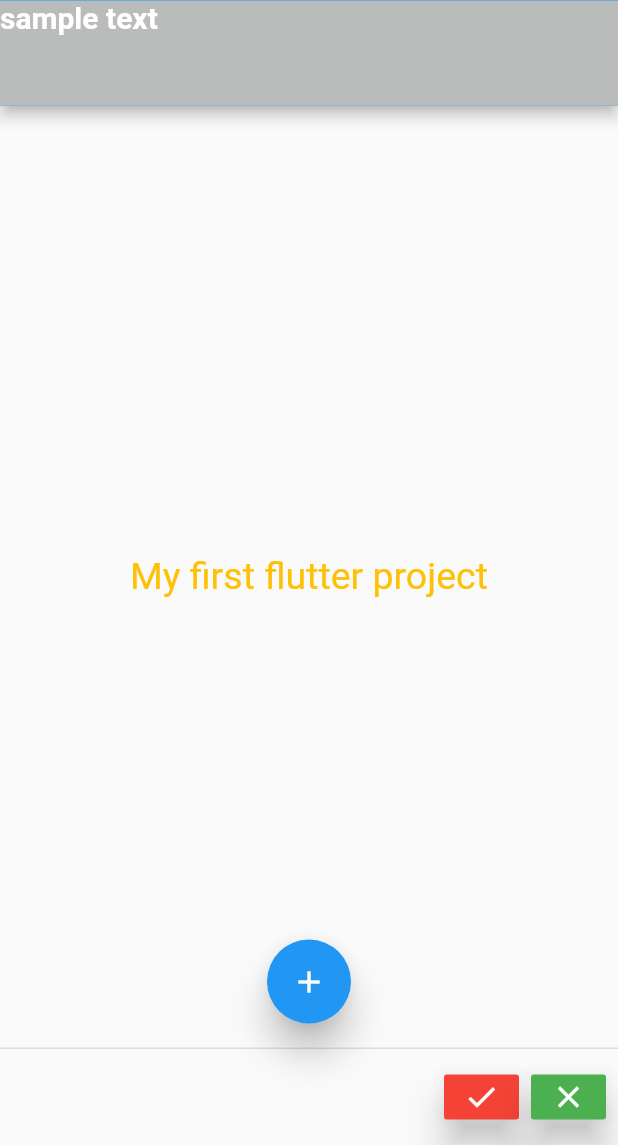
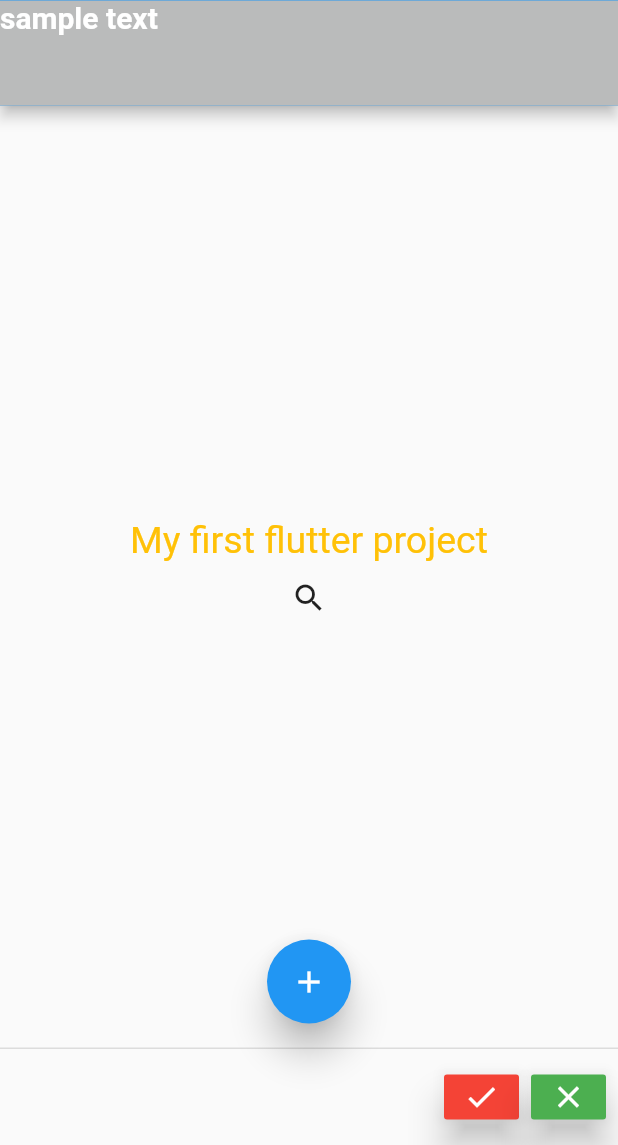
Before and after one commit to sudha-mediwave/flutterlearning, a Flutter app: the screen it shows after launch, on a phone screen of 412 x 824 dp, the part 91-1236 px from its top. Run offline on Flutter 3.47's test engine with Material 2 defaults, Android fonts, the phone set to English and light mode, and no system bars.

```diff
--- /dev/null
+++ b/lib/MyApp.dart
@@ -0,0 +1,121 @@
+import 'package:flutter/material.dart';
+import 'package:flutterlearning/pages/DrawerMenuDemo.dart';
+
+import 'pages/IconButtonExample.dart';
+
+class MyApp extends StatefulWidget {
+  @override
+  _MyAppState createState() => _MyAppState();
+}
+
+class _MyAppState extends State<MyApp> {
+  @override
+  Widget build(BuildContext context) {
+    return Scaffold(
+      appBar: AppBar(
+        // leading: IconButton(icon: Icon(Icons.menu),
+        // onPressed: (){
+        // print('icon click');
+        // },
+        // ),
+        title: const Text('My Flutter'),
+        actions: <Widget>[
+          IconButton(
+            icon: const Icon(Icons.search),
+            onPressed: () {
+              print('click search icon');
+            },
+          ),
+          IconButton(
+            icon: const Icon(Icons.circle_notifications),
+            onPressed: () {
+              print('click search icon');
+            },
+          ),
+        ],
+//         flexibleSpace: SafeArea(
+//           child: icon(
+// Icons.access_alarm_rounded,
+// Color: colors.white,
+// Size(55.0),
+//           ),
+//         ),
+        bottom: PreferredSize(
+          preferredSize: const Size.fromHeight(75.0),
+          child: Container(
+            color: const Color.fromARGB(255, 186, 187, 187),
+            height: 70.0,
+            width: double.infinity,
+            child: const Text(
+              'sample text',
+              style: TextStyle(
+                color: Colors.white,
+                fontSize: 20.0,
+                fontWeight: FontWeight.w600,
+              ),
+            ),
+          ),
+        ),
+      ),
+      body: const Center(
+        child: Column(
+          mainAxisAlignment: MainAxisAlignment.center,
+          children: [
+            Text(
+              'My first flutter project',
+              style: TextStyle(fontSize: 25.0, color: Colors.amber),
+            ),
+            IconButtonExample()
+          ],
+        ),
+      ),
+      floatingActionButton: FloatingActionButton(
+        elevation: 10.0,
+        child: const Icon(
+          Icons.add,
+          color: Colors.white,
+        ),
+        onPressed: () {
+          print('add next page');
+        },
+      ),
+      floatingActionButtonLocation: FloatingActionButtonLocation.centerFloat,
+      drawer: const DrawerMenuDemo(),
+      persistentFooterButtons: <Widget>[
+        MaterialButton(
+          elevation: 10.0,
+          onPressed: () {},
+          color: Colors.red,
+          minWidth: 50.0,
+          height: 30.0,
+          padding: EdgeInsets.zero,
+          child: const Icon(
+            Icons.done,
+            color: Colors.white,
+          ),
+        ),
+        MaterialButton(
+          elevation: 10.0,
+          onPressed: () {},
+          color: Colors.green,
+          minWidth: 50.0,
+          height: 30.0,
+          padding: EdgeInsets.zero,
+          child: const Icon(
+            Icons.clear,
+            color: Colors.white,
+          ),
+        ),
+      ],
+// bottomNavigationBar: BottomNavigationBar(items: [
+//   BottomNavigationBarItem(icon: Icon(Icons.home),
+
+//   ),
+//  BottomNavigationBarItem(icon: Icon(Icons.home),
+//   ),
+//    BottomNavigationBarItem(icon: Icon(Icons.home),
+//   ),
+// ]),
+    );
+  }
+}
--- a/lib/main.dart
+++ b/lib/main.dart
@@ -1,117 +1,9 @@
 import 'package:flutter/material.dart';
-import 'package:flutterlearning/pages/DrawerMenuDemo.dart';
-// import 'package:flutterlearning/pages/IconButton.dart';
+import 'package:flutterlearning/MyApp.dart';
 
-
-void main() => runApp(MaterialApp(
-      home: MyApp(),
-      debugShowCheckedModeBanner: false,
-    ));
-
-class MyApp extends StatefulWidget {
-  @override
-  _MyAppState createState() => _MyAppState();
-}
-
-class _MyAppState extends State<MyApp> {
-  @override
-  Widget build(BuildContext context) {
-    return Scaffold(
-      appBar: AppBar(
-        // leading: IconButton(icon: Icon(Icons.menu),
-        // onPressed: (){
-        // print('icon click');
-        // },
-        // ),
-        title: const Text('My Flutter'),
-        actions: <Widget>[
-          IconButton(
-            icon: const Icon(Icons.search),
-            onPressed: () {
-              print('click search icon');
-            },
-          ),
-
-          IconButton(
-            icon: const Icon(Icons.circle_notifications),
-            onPressed: () {
-              print('click search icon');
-            },
-          ),
-        ],
-//         flexibleSpace: SafeArea(
-//           child: icon(
-// Icons.access_alarm_rounded,
-// Color: colors.white,
-// Size(55.0),
-//           ),
-//         ),
-        bottom: PreferredSize(
-          preferredSize: const Size.fromHeight(75.0),
-          child: Container(
-            color: const Color.fromARGB(255, 186, 187, 187),
-            height: 70.0,
-            width: double.infinity,
-            child: const Text('sample text',
-                style: TextStyle(
-                    color: Colors.white,
-                    fontSize: 20.0,
-                    fontWeight: FontWeight.w600)),
-          ),
-        ),
+void main() => runApp(
+      MaterialApp(
+        home: MyApp(),
+        debugShowCheckedModeBanner: false,
       ),
-      body: const Center(
-          child: Text(
-        'My first flutter project',
-        style: TextStyle(fontSize: 25.0, color: Colors.amber),
-      )),
-      floatingActionButton: FloatingActionButton(
-        elevation: 10.0,
-        child: const Icon(
-          Icons.add,
-          color: Colors.white,
-        ),
-        onPressed: () {
-          print('add next page');
-        },
-      ),
-      floatingActionButtonLocation: FloatingActionButtonLocation.centerFloat,
-      drawer: const DrawerMenuDemo(),
-      persistentFooterButtons: <Widget>[
-        MaterialButton(
-          elevation: 10.0,
-          onPressed: () {},
-          color: Colors.red,
-          minWidth: 50.0,
-          height: 30.0,
-          padding: EdgeInsets.zero,
-          child: const Icon(
-            Icons.done,
-            color: Colors.white,
-          ),
-        ),
-        MaterialButton(
-          elevation: 10.0,
-          onPressed: () {},
-          color: Colors.green,
-          minWidth: 50.0,
-          height: 30.0,
-          padding: EdgeInsets.zero,
-          child: const Icon(
-            Icons.clear,
-            color: Colors.white,
-          ),
-        ),
-      ],
-// bottomNavigationBar: BottomNavigationBar(items: [
-//   BottomNavigationBarItem(icon: Icon(Icons.home),
-
-//   ),
-//  BottomNavigationBarItem(icon: Icon(Icons.home),
-//   ),
-//    BottomNavigationBarItem(icon: Icon(Icons.home),
-//   ),
-// ]),
     );
-  }
-}
```
Also changed, not shown: lib/pages/IconButtonExample.dart (+5 -34 lines).
